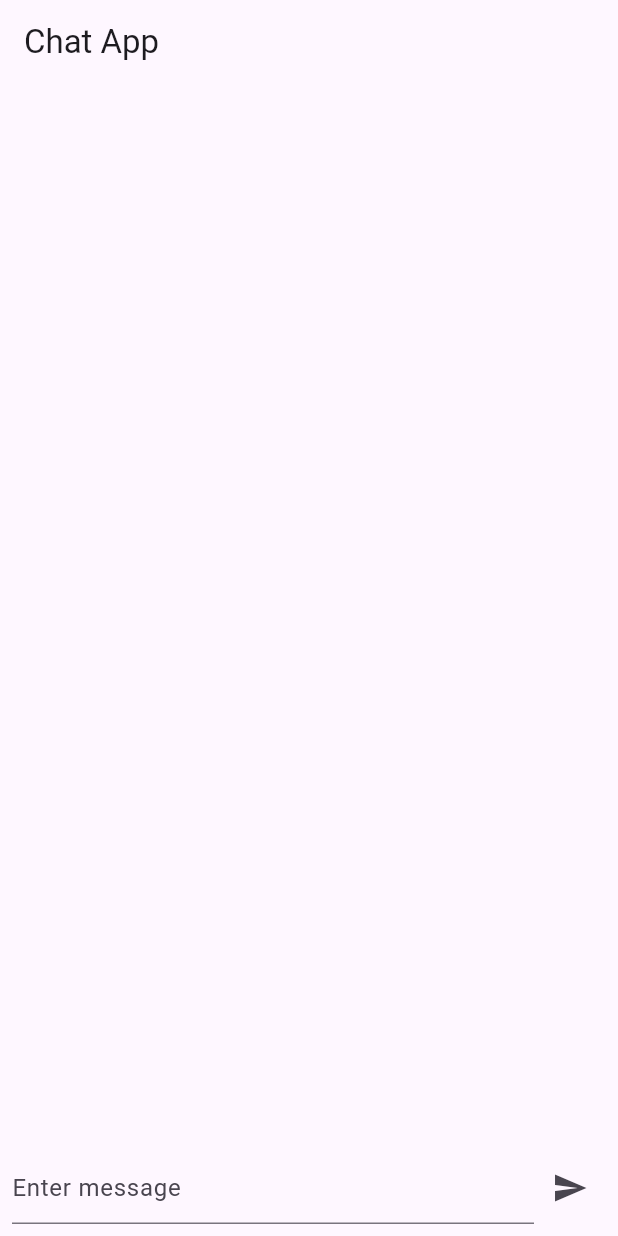
After one commit to essasabbagh/chat_reverb_demo, a Flutter app: the screen it shows after launch, after a tap on the "send" icon, on a phone screen of 412 x 824 dp. The commit adds this screen. Run offline on Flutter 3.47's test engine with Material 3 defaults, Android fonts, the phone set to English and light mode, and no system bars; our stand-ins replace flutter_riverpod; missing offline and left inert: dart_pusher_channels.

Commit message:
Setup reverblogic

```diff
--- a/analysis_options.yaml
+++ b/analysis_options.yaml
@@ -7,6 +7,9 @@
 
 # The following line activates a set of recommended lints for Flutter apps,
 # packages, and plugins designed to encourage good coding practices.
+analyzer:
+  errors:
+    avoid_print: ignore
 include: package:flutter_lints/flutter.yaml
 
 linter:
--- /dev/null
+++ b/lib/chat_screen.dart
@@ -0,0 +1,141 @@
+import 'dart:async';
+import 'dart:convert';
+import 'dart:developer';
+
+import 'package:flutter/material.dart';
+
+import 'package:dart_pusher_channels/dart_pusher_channels.dart';
+
+import 'package:appwrite_demo/service.dart';
+
+import 'const.dart';
+
+class ChatScreen extends StatefulWidget {
+  const ChatScreen({super.key});
+
+  @override
+  State<ChatScreen> createState() => _ChatScreenState();
+}
+
+class _ChatScreenState extends State<ChatScreen> {
+  final TextEditingController _controller = TextEditingController();
+  List<String> messages = [];
+
+  late PusherChannelsClient client;
+  late PublicChannel channel;
+  late StreamSubscription<ChannelReadEvent> messageSubscription;
+
+  @override
+  void initState() {
+    super.initState();
+    _initializePusher();
+  }
+
+  void _initializePusher() async {
+    const options = PusherChannelsOptions.fromHost(
+      scheme: scheme,
+      host: host,
+      key: key,
+      port: port,
+    );
+
+    client = PusherChannelsClient.websocket(
+      options: options,
+      connectionErrorHandler: (exception, trace, refresh) async {
+        log('********************************');
+        log('Connection error: $exception');
+        refresh(); // Reconnect on errors
+      },
+    );
+
+    // Initialize a public channel
+    channel = client.publicChannel(publicChannel);
+
+    // Subscribe to events on the channel
+    messageSubscription = channel.bind(eventName).listen(
+      (ChannelReadEvent event) {
+        try {
+          final data = event.data is String
+              ? jsonDecode(event.data) as Map<String, dynamic>
+              : event.data as Map<String, dynamic>;
+
+          setState(() {
+            messages.add(data['message']);
+          });
+
+          debugPrint('event data ********************************');
+          print("Parsed event data: $data");
+        } catch (e) {
+          debugPrint('event error ********************************');
+          print("Error parsing event data: $e");
+        }
+      },
+      onError: (Object error) {
+        log('error *********************************');
+        log(error.toString());
+      },
+    );
+
+    // Connect to the server
+    await client.connect();
+    channel.subscribeIfNotUnsubscribed();
+  }
+
+  @override
+  void dispose() {
+    messageSubscription.cancel();
+    client.dispose();
+    super.dispose();
+  }
+
+  @override
+  Widget build(BuildContext context) {
+    return Scaffold(
+      appBar: AppBar(title: const Text("Chat App")),
+      body: Column(
+        children: [
+          Expanded(
+            child: ListView.builder(
+              itemCount: messages.length,
+              itemBuilder: (context, index) {
+                return ListTile(
+                  title: Text(messages[index]),
+                );
+              },
+            ),
+          ),
+          Padding(
+            padding: const EdgeInsets.all(8.0),
+            child: Row(
+              children: [
+                Expanded(
+                  child: TextField(
+                    controller: _controller,
+                    decoration: const InputDecoration(
+                      hintText: "Enter message",
+                    ),
+                    onSubmitted: (value) {
+                      if (_controller.text.isNotEmpty) {
+                        Service.sendMessage(_controller.text);
+                        _controller.clear();
+                      }
+                    },
+                  ),
+                ),
+                IconButton(
+                  icon: const Icon(Icons.send),
+                  onPressed: () {
+                    if (_controller.text.isNotEmpty) {
+                      Service.sendMessage(_controller.text);
+                      _controller.clear();
+                    }
+                  },
+                ),
+              ],
+            ),
+          ),
+        ],
+      ),
+    );
+  }
+}
--- /dev/null
+++ b/lib/const.dart
@@ -0,0 +1,9 @@
+const String baseUrl = 'http://chat_app.test/api';
+const String publicChannel = 'messages';
+const String eventName = 'message.sent';
+const String host = 'localhost';
+const String key = 'vvi9foswtexagmutenwt';
+const int port = 8080; // WebSocket port
+const String scheme = 'ws'; // 'ws' for non-secure connections
+
+const String token = '1|ynm0kRoDINhy3mNplOSEmBwTGGmOdpKZMYXwdbnw1b2e78d0';
--- /dev/null
+++ b/lib/my_app.dart
@@ -0,0 +1,20 @@
+// ignore_for_file: avoid_print
+
+import 'package:flutter/material.dart';
+
+import 'package:appwrite_demo/chat_screen.dart';
+
+import 'core/screens/chat_screen.dart';
+
+class MyApp extends StatelessWidget {
+  const MyApp({super.key});
+
+  // This widget is the root of your application.
+  @override
+  Widget build(BuildContext context) {
+    return const MaterialApp(
+      // home: SizedBox(),
+      home: ChatScreen(),
+    );
+  }
+}
```
Also changed, not shown: lib/core/models/message.dart (added, +37 -0 lines), lib/core/models/message_model.dart (added, +32 -0 lines), lib/core/providers/chat_provider.dart (added, +60 -0 lines), lib/core/screens/chat_screen.dart (added, +60 -0 lines), lib/core/services/chat_service.dart (added, +70 -0 lines), lib/core/widgets/message_bubble.dart (added, +46 -0 lines), lib/main.dart (+6 -167 lines), lib/service.dart (added, +34 -0 lines), pubspec.yaml (+10 -0 lines), pubspec.lock, 10 other files.
